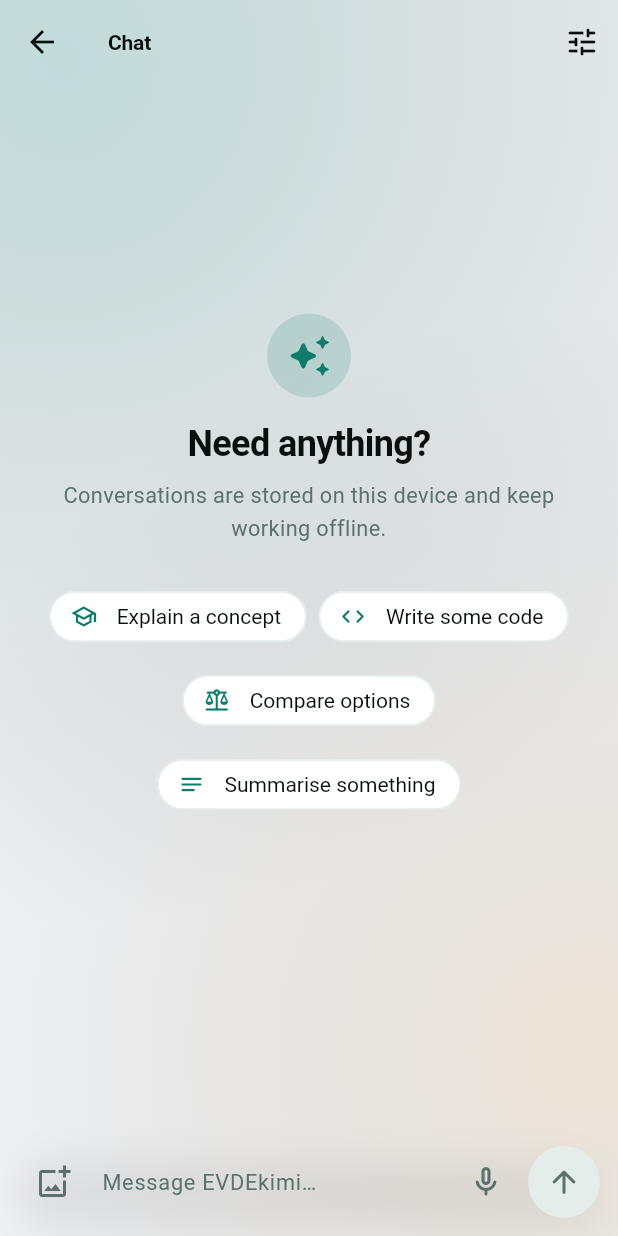
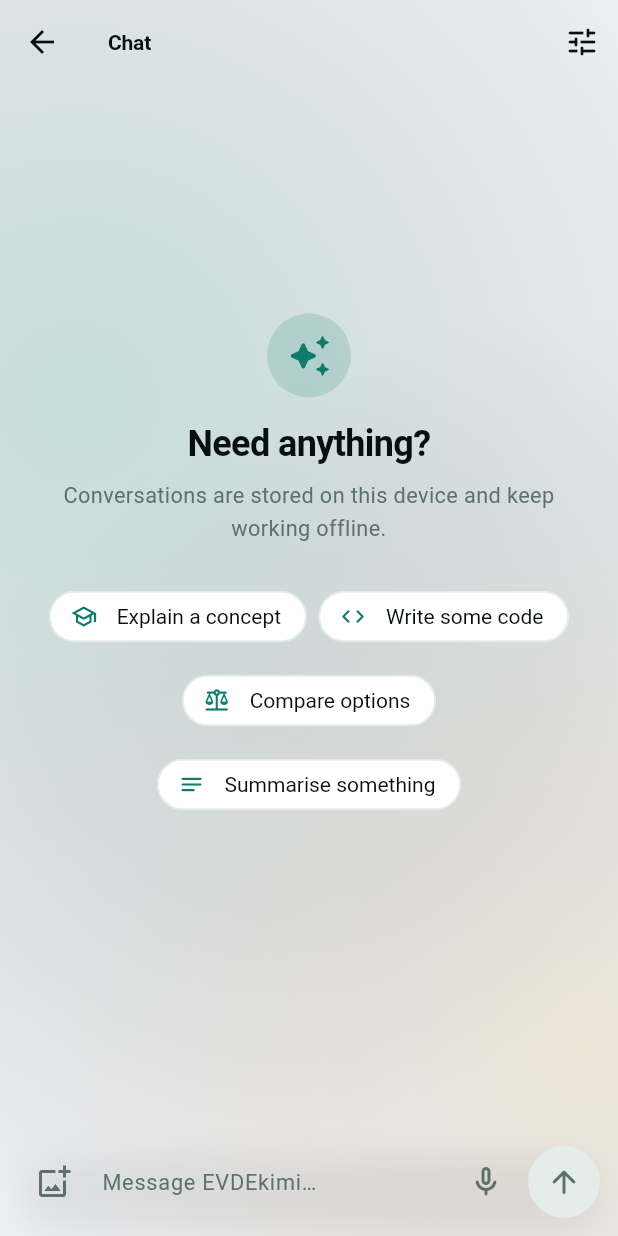
Before and after one commit to matthewraymondh/EVDEkimi-mobile, a Flutter app: the ChatScreen screen opened directly with empty values, on a phone screen of 412 x 824 dp. Run offline on Flutter 3.47's test engine with Material 3 defaults, Android fonts, the phone set to English and light mode, and no system bars; our stand-ins replace connectivity_plus, dio, equatable, flutter_riverpod, flutter_secure_storage, go_router and 4 more; missing offline and left inert: google_mlkit_text_recognition, gpt_markdown, liquid_glass_widgets, onnxruntime; accounts and stored records are empty.

Commit message:
fix(ui): stop the glass app bar reading as a pasted-on panel
Two causes, both mine.

The shader lights a glass surface as a physical object, which means it draws a
specular rim around the *whole* shape. On a floating pill that rim is the best
part of the effect — it is what reads as a polished edge. On a bar spanning the
screen it is wrong: it outlined the top and both sides, so the bar looked like a
rectangle stuck on top of the app rather than a pane the content passes beneath.

The pane is now drawn larger than the bar and clipped to it, anchored to the
bottom. The left, right and top rims fall outside the visible area and only the
bottom edge survives — the one edge that genuinely divides chrome from content.

The backdrop bloom also peaked directly behind the bar. Centred at -0.9 it put
the brightest, most saturated region of the screen exactly where a glass tint and
a saturation boost were already being applied, so that strip could not help but
look mismatched. Moved to -0.35 and eased slightly, so the bar sits on the
falloff rather than the hotspot.

123 tests, analyze clean, debug APK builds.

```diff
--- a/lib/design_system/glass.dart
+++ b/lib/design_system/glass.dart
@@ -139,10 +139,16 @@ class AppBackdrop extends StatelessWidget {
           child: DecoratedBox(
             decoration: BoxDecoration(
               gradient: RadialGradient(
-                center: const Alignment(-0.8, -0.9),
-                radius: 1.4,
+                // Deliberately *not* at the very top. Centred at -0.9 the bloom
+                // peaked directly behind the app bar, so the one strip already
+                // carrying a glass tint and a saturation boost was also the
+                // brightest thing on screen — which is most of why the top edge
+                // read as a separate, badly-matched panel. Dropped to -0.35 so
+                // the bar sits on the falloff rather than the hotspot.
+                center: const Alignment(-0.75, -0.35),
+                radius: 1.3,
                 colors: [
-                  primary.withValues(alpha: isDark ? 0.30 : 0.22),
+                  primary.withValues(alpha: isDark ? 0.26 : 0.20),
                   Colors.transparent,
                 ],
               ),
@@ -211,9 +217,46 @@ class GlassAppBar extends StatelessWidget implements PreferredSizeWidget {
       // Material's scroll-under tint would fight the glass, which already
       // conveys "content is passing beneath me" far better than a colour shift.
       scrolledUnderElevation: 0,
-      flexibleSpace: isGlass
-          ? const GlassSurface(cornerRadius: 0, child: SizedBox.expand())
-          : null,
+      flexibleSpace: isGlass ? const _GlassBarPane() : null,
+    );
+  }
+}
+
+/// The glass pane behind an app bar, oversized so only its bottom edge shows.
+///
+/// A glass surface is lit as a physical object: the shader draws a specular rim
+/// around the *whole* shape. On a floating pill that rim is the best part of the
+/// effect — it is what reads as a polished edge. On a bar that spans the screen
+/// it is wrong, because it outlines the top and sides too and the result looks
+/// like a pasted-on rectangle rather than a pane the content passes beneath.
+///
+/// So the pane is drawn larger than the bar and clipped to it: the left, right
+/// and top rims fall outside the visible area, and only the bottom edge — the
+/// one that genuinely divides chrome from content — survives.
+class _GlassBarPane extends StatelessWidget {
+  const _GlassBarPane();
+
+  /// Enough to push the rim and its glow past the clip on every edge.
+  static const double _bleed = 48;
+
+  @override
+  Widget build(BuildContext context) {
+    final size = MediaQuery.sizeOf(context);
+    final topInset = MediaQuery.paddingOf(context).top;
+
+    return ClipRect(
+      child: OverflowBox(
+        // Anchored to the bottom so the bar's lower edge is the one that lines
+        // up; everything else overflows and is clipped away.
+        alignment: Alignment.bottomCenter,
+        maxWidth: double.infinity,
+        maxHeight: double.infinity,
+        child: SizedBox(
+          width: size.width + _bleed * 2,
+          height: kToolbarHeight + topInset + _bleed,
+          child: const GlassSurface(cornerRadius: 0, child: SizedBox.expand()),
+        ),
+      ),
     );
   }
 }
```
